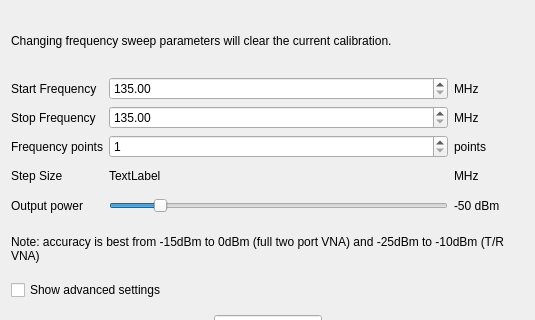
xaxaxa-dev/vna, file vna_qt/frequencydialog.ui: the form before one commit; both pictures show x 0 to 535 and y 0 to 320 of the 535 by 669 pixel window.
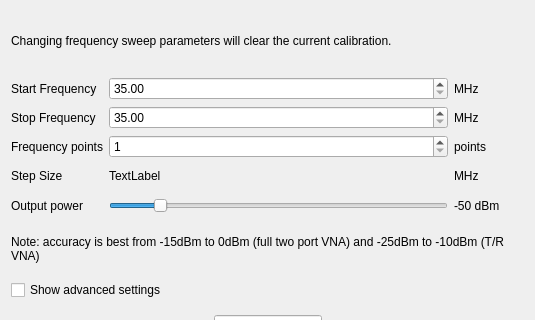
The form after the commit.

Commit message: vna_qt: change frequency limits to 35 to 4400 MHz

The edit to the form file:
```diff
--- a/vna_qt/frequencydialog.ui
+++ b/vna_qt/frequencydialog.ui
@@ -180,10 +180,10 @@
      <item row="0" column="1">
       <widget class="QDoubleSpinBox" name="t_start">
        <property name="minimum">
-        <double>135.000000000000000</double>
+        <double>35.000000000000000</double>
        </property>
        <property name="maximum">
-        <double>3500.000000000000000</double>
+        <double>4400.000000000000000</double>
        </property>
        <property name="singleStep">
         <double>1.000000000000000</double>
@@ -193,10 +193,10 @@
      <item row="1" column="1">
       <widget class="QDoubleSpinBox" name="t_stop">
        <property name="minimum">
-        <double>135.000000000000000</double>
+        <double>35.000000000000000</double>
        </property>
        <property name="maximum">
-        <double>3500.000000000000000</double>
+        <double>4400.000000000000000</double>
        </property>
        <property name="singleStep">
         <double>1.000000000000000</double>
```
